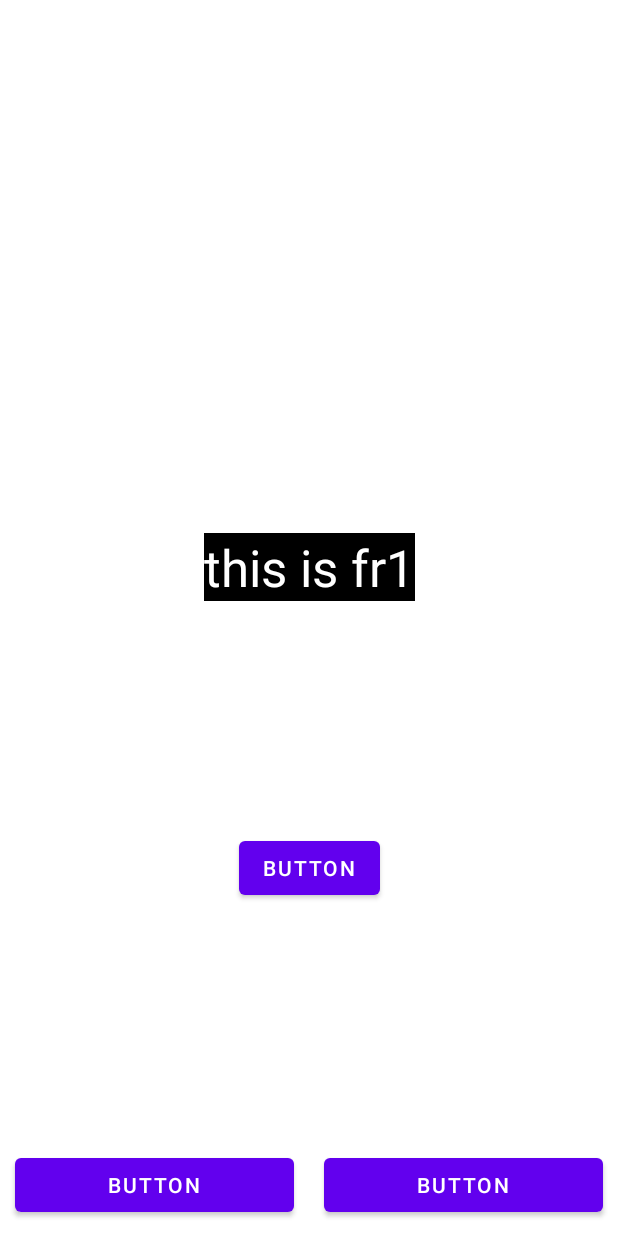
After one commit to kyungchanchoi/Circle-Escape, an Android app: the fragment PlayFragment placed in its activity, on a phone screen of 412 x 824 dp. The commit adds this screen. Run offline under Robolectric (Android 15) with nearby library versions, the phone set to English and light mode, and no system bars.

Commit message:
ㆍ전체 fragment 코드 추가
ㆍPlay
PlayActivity에서 실행될 PlayFragment 추가
임시 작성 완료, 추가 수정 예정

```diff
--- a/app/build.gradle
+++ b/app/build.gradle
@@ -46,4 +46,5 @@ dependencies {
     testImplementation 'junit:junit:4.13.2'
     androidTestImplementation 'androidx.test.ext:junit:1.1.5'
     androidTestImplementation 'androidx.test.espresso:espresso-core:3.5.1'
+    implementation("androidx.fragment:fragment-ktx:1.4.1")
 }
--- a/app/src/main/java/com/example/circleescape/PlayActivity.kt
+++ b/app/src/main/java/com/example/circleescape/PlayActivity.kt
@@ -2,10 +2,43 @@ package com.example.circleescape
 
 import androidx.appcompat.app.AppCompatActivity
 import android.os.Bundle
+import androidx.fragment.app.Fragment
+import androidx.fragment.app.commit
+import com.example.circleescape.databinding.ActivityPlayBinding
+import com.example.circleescape.databinding.FragmentPlayBinding
 
 class PlayActivity : AppCompatActivity() {
+
+    // 바인딩
+    private lateinit var pBinding: ActivityPlayBinding
     override fun onCreate(savedInstanceState: Bundle?) {
         super.onCreate(savedInstanceState)
-        setContentView(R.layout.activity_play)
+        // setContentView(R.layout.activity_play)
+
+        // 액티비티 바인딩
+        pBinding = ActivityPlayBinding.inflate(layoutInflater)
+        setContentView(pBinding.root)
+
+        // 프레그먼트 호출
+        pBinding.run {
+            pBinding.button.setOnClickListener {
+                setFragment(PlayFragment()) // 클래스 형식의 PlayFragment()를 객체화해서 넘겨줌
+                                            // fragment_play.xml이 PlayFragment 클래스를 객체화 한 것
+            }
+
+            pBinding.button2.setOnClickListener {
+                setFragment(PlayFragment2())
+            }
+        }
     }
+
+    // Fragment 세팅 함수
+    private fun setFragment(frag : Fragment) { // 인자로 Fragment를 받는다
+        supportFragmentManager.commit {// 사용자 상호작용에 맞춰 Fragment를 추가하거나 삭제
+            replace(R.id.frlayout, frag) // 액티비티의 프레임레이아웃에 인자로 받은 Fragment를
+            setReorderingAllowed(true) // 애니메이션, 전환의 올바른 작동을 위해 트랜잭션 관련 Fragment의 상태 변경 최적화
+            addToBackStack("") // 뒤로가기시 겹쳐진 이전 Fragment를 띄움
+        }
+    }
+
 }
--- /dev/null
+++ b/app/src/main/java/com/example/circleescape/PlayFragment.kt
@@ -0,0 +1,74 @@
+package com.example.circleescape
+
+import android.os.Bundle
+import androidx.fragment.app.Fragment
+import android.view.LayoutInflater
+import android.view.View
+import android.view.ViewGroup
+import com.example.circleescape.databinding.FragmentPlayBinding
+
+// TODO: Rename parameter arguments, choose names that match
+// the fragment initialization parameters, e.g. ARG_ITEM_NUMBER
+private const val ARG_PARAM1 = "param1"
+private const val ARG_PARAM2 = "param2"
+
+/**
+ * A simple [Fragment] subclass.
+ * Use the [PlayFragment.newInstance] factory method to
+ * create an instance of this fragment.
+ */
+class PlayFragment : Fragment() {
+    // TODO: Rename and change types of parameters
+    private var param1: String? = null
+    private var param2: String? = null
+
+    // 바인딩
+    private lateinit var fr1Binding:FragmentPlayBinding
+
+    override fun onCreate(savedInstanceState: Bundle?) {
+        super.onCreate(savedInstanceState)
+        arguments?.let {
+            param1 = it.getString(ARG_PARAM1)
+            param2 = it.getString(ARG_PARAM2)
+        }
+    }
+
+    override fun onCreateView(
+        inflater: LayoutInflater, container: ViewGroup?,
+        savedInstanceState: Bundle?
+    ): View? {
+        // Inflate the layout for this fragment
+        // return inflater.inflate(R.layout.fragment_play, container, false)
+
+        // 바인딩으로 리턴
+        fr1Binding = FragmentPlayBinding.inflate(inflater)
+        return fr1Binding.root
+
+        // fragment의 버튼 클릭시 텍스트 변경
+        fr1Binding.changebutton.setOnClickListener {
+            fr1Binding.textView3.text = "Button Click!"
+        }
+
+
+    }
+
+    companion object {
+        /**
+         * Use this factory method to create a new instance of
+         * this fragment using the provided parameters.
+         *
+         * @param param1 Parameter 1.
+         * @param param2 Parameter 2.
+         * @return A new instance of fragment PlayFragment.
+         */
+        // TODO: Rename and change types and number of parameters
+        @JvmStatic
+        fun newInstance(param1: String, param2: String) =
+            PlayFragment().apply {
+                arguments = Bundle().apply {
+                    putString(ARG_PARAM1, param1)
+                    putString(ARG_PARAM2, param2)
+                }
+            }
+    }
+}
--- a/app/src/main/res/layout/activity_play.xml
+++ b/app/src/main/res/layout/activity_play.xml
@@ -6,4 +6,44 @@
     android:layout_height="match_parent"
     tools:context=".PlayActivity">
 
+
+    <FrameLayout
+        android:id="@+id/frlayout"
+        android:layout_width="0dp"
+        android:layout_height="0dp"
+        android:layout_marginStart="10dp"
+        android:layout_marginEnd="10dp"
+        app:layout_goneMarginTop="10dp"
+        app:layout_constraintBottom_toTopOf="@id/button"
+        app:layout_constraintEnd_toEndOf="parent"
+        app:layout_constraintStart_toStartOf="parent"
+        app:layout_constraintTop_toTopOf="parent">
+
+
+    </FrameLayout>
+
+    <Button
+        android:id="@+id/button"
+        android:layout_width="0dp"
+        android:layout_height="wrap_content"
+        android:layout_margin="10dp"
+        android:text="Button"
+        app:layout_constraintTop_toBottomOf="@id/frlayout"
+        app:layout_constraintEnd_toStartOf="@+id/button2"
+        app:layout_constraintBottom_toBottomOf="parent"
+        app:layout_constraintStart_toStartOf="parent"
+        />
+
+    <Button
+        android:id="@+id/button2"
+        android:layout_width="0dp"
+        android:layout_height="wrap_content"
+        android:layout_margin="10dp"
+        android:text="Button"
+        app:layout_constraintTop_toBottomOf="@id/frlayout"
+        app:layout_constraintEnd_toEndOf="parent"
+        app:layout_constraintBottom_toBottomOf="parent"
+        app:layout_constraintStart_toEndOf="@id/button"
+        />
+
 </androidx.constraintlayout.widget.ConstraintLayout>
--- /dev/null
+++ b/app/src/main/res/layout/fragment_play.xml
@@ -0,0 +1,33 @@
+<?xml version="1.0" encoding="utf-8"?>
+<androidx.constraintlayout.widget.ConstraintLayout xmlns:android="http://schemas.android.com/apk/res/android"
+    xmlns:app="http://schemas.android.com/apk/res-auto"
+    xmlns:tools="http://schemas.android.com/tools"
+    android:layout_width="match_parent"
+    android:layout_height="match_parent"
+    tools:context=".PlayFragment">
+
+    <!-- TODO: Update blank fragment layout -->
+    <TextView
+        android:id="@+id/textView3"
+        android:layout_width="wrap_content"
+        android:layout_height="wrap_content"
+        android:background="@color/black"
+        android:text="this is fr1"
+        android:textColor="@color/white"
+        android:textSize="34sp"
+        app:layout_constraintBottom_toBottomOf="parent"
+        app:layout_constraintEnd_toEndOf="parent"
+        app:layout_constraintStart_toStartOf="parent"
+        app:layout_constraintTop_toTopOf="parent" />
+
+    <Button
+        android:id="@+id/changebutton"
+        android:layout_width="wrap_content"
+        android:layout_height="wrap_content"
+        android:text="Button"
+        app:layout_constraintBottom_toBottomOf="parent"
+        app:layout_constraintEnd_toEndOf="parent"
+        app:layout_constraintStart_toStartOf="parent"
+        app:layout_constraintTop_toBottomOf="@+id/textView3" />
+
+</androidx.constraintlayout.widget.ConstraintLayout>
--- a/app/src/main/res/values/strings.xml
+++ b/app/src/main/res/values/strings.xml
@@ -1,3 +1,5 @@
 <resources>
     <string name="app_name">CircleEscape</string>
+    <!-- TODO: Remove or change this placeholder text -->
+    <string name="hello_blank_fragment">Hello blank fragment</string>
 </resources>
```
Also changed, not shown: app/src/main/java/com/example/circleescape/PlayFragment2.kt (added, +59 -0 lines), app/src/main/res/layout/fragment_play2.xml (added, +22 -0 lines).
